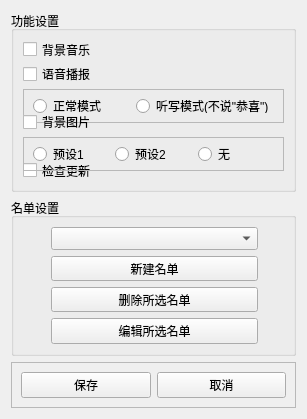
The window that settings.ui (Yish1/Class-Roster-Picker-NEXT) describes before a commit, drawn with Qt 5.
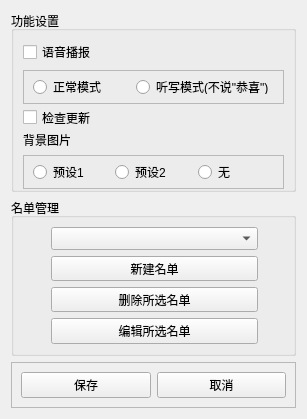
The same window after the commit.

Commit message: func: 完善设置

The edit to the form file:
```diff
--- a/settings.ui
+++ b/settings.ui
@@ -44,67 +44,7 @@
       <string>功能设置</string>
      </property>
      <layout class="QGridLayout" name="gridLayout_4">
-      <item row="6" column="0">
-       <widget class="QCheckBox" name="checkBox_3">
-        <property name="text">
-         <string>检查更新</string>
-        </property>
-       </widget>
-      </item>
-      <item row="0" column="0">
-       <widget class="QCheckBox" name="checkBox">
-        <property name="text">
-         <string>背景音乐</string>
-        </property>
-       </widget>
-      </item>
-      <item row="1" column="0">
-       <widget class="QCheckBox" name="checkBox_2">
-        <property name="text">
-         <string>语音播报</string>
-        </property>
-       </widget>
-      </item>
-      <item row="2" column="0">
-       <widget class="QFrame" name="frame_2">
-        <property name="minimumSize">
-         <size>
-          <width>0</width>
-          <height>34</height>
-         </size>
-        </property>
-        <property name="frameShape">
-         <enum>QFrame::StyledPanel</enum>
-        </property>
-        <property name="frameShadow">
-         <enum>QFrame::Raised</enum>
-        </property>
-        <layout class="QHBoxLayout" name="horizontalLayout">
-         <item>
-          <widget class="QRadioButton" name="radioButton">
-           <property name="text">
-            <string>正常模式</string>
-           </property>
-          </widget>
-         </item>
-         <item>
-          <widget class="QRadioButton" name="radioButton_2">
-           <property name="text">
-            <string>听写模式(不说&quot;恭喜&quot;)</string>
-           </property>
-          </widget>
-         </item>
-        </layout>
-       </widget>
-      </item>
       <item row="4" column="0">
-       <widget class="QCheckBox" name="checkBox_4">
-        <property name="text">
-         <string>背景图片</string>
-        </property>
-       </widget>
-      </item>
-      <item row="5" column="0">
        <widget class="QFrame" name="frame_3">
         <property name="minimumSize">
          <size>
@@ -143,6 +83,77 @@
         </layout>
        </widget>
       </item>
+      <item row="1" column="0">
+       <widget class="QFrame" name="frame_2">
+        <property name="minimumSize">
+         <size>
+          <width>0</width>
+          <height>34</height>
+         </size>
+        </property>
+        <property name="frameShape">
+         <enum>QFrame::StyledPanel</enum>
+        </property>
+        <property name="frameShadow">
+         <enum>QFrame::Raised</enum>
+        </property>
+        <layout class="QHBoxLayout" name="horizontalLayout">
+         <item>
+          <widget class="QRadioButton" name="radioButton">
+           <property name="text">
+            <string>正常模式</string>
+           </property>
+          </widget>
+         </item>
+         <item>
+          <widget class="QRadioButton" name="radioButton_2">
+           <property name="text">
+            <string>听写模式(不说&quot;恭喜&quot;)</string>
+           </property>
+          </widget>
+         </item>
+        </layout>
+       </widget>
+      </item>
+      <item row="0" column="0">
+       <widget class="QCheckBox" name="checkBox_2">
+        <property name="text">
+         <string>语音播报</string>
+        </property>
+       </widget>
+      </item>
+      <item row="3" column="0">
+       <widget class="QLabel" name="label">
+        <property name="minimumSize">
+         <size>
+          <width>0</width>
+          <height>0</height>
+         </size>
+        </property>
+        <property name="maximumSize">
+         <size>
+          <width>16777215</width>
+          <height>16777215</height>
+         </size>
+        </property>
+        <property name="text">
+         <string>背景图片</string>
+        </property>
+       </widget>
+      </item>
+      <item row="2" column="0">
+       <widget class="QCheckBox" name="checkBox_3">
+        <property name="minimumSize">
+         <size>
+          <width>0</width>
+          <height>33</height>
+         </size>
+        </property>
+        <property name="text">
+         <string>检查更新</string>
+        </property>
+       </widget>
+      </item>
      </layout>
     </widget>
    </item>
@@ -155,7 +166,7 @@
       </size>
      </property>
      <property name="title">
-      <string>名单设置</string>
+      <string>名单管理</string>
      </property>
      <layout class="QGridLayout" name="gridLayout_3">
       <property name="sizeConstraint">
```
The commit also changes 3 other files.
